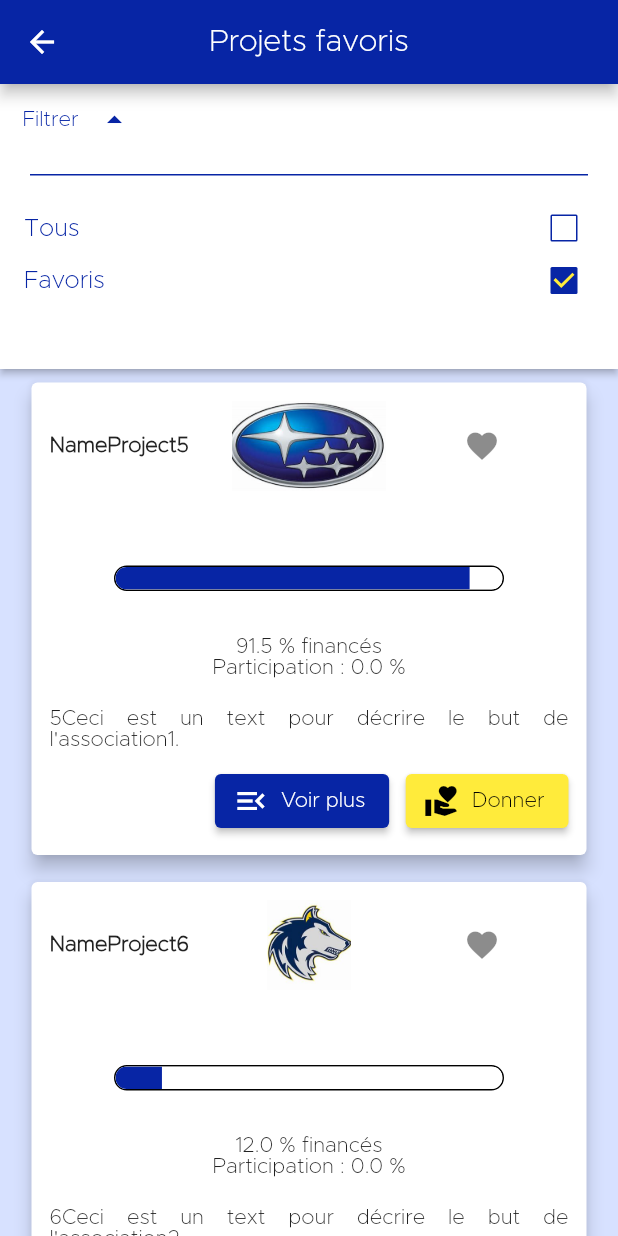
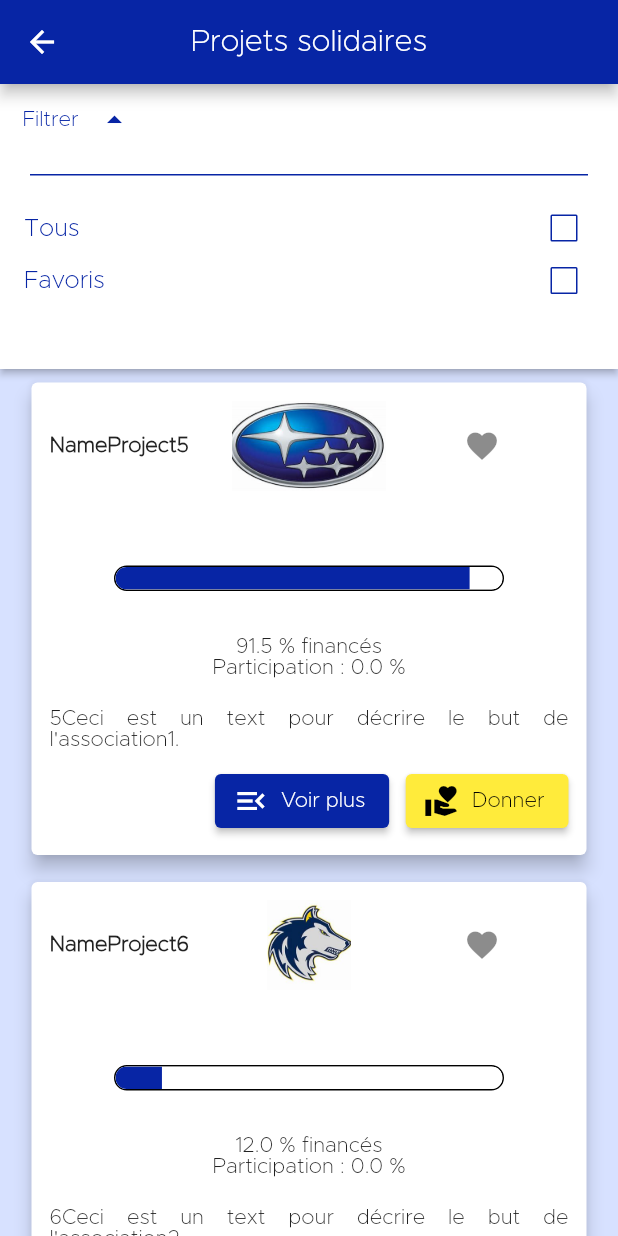
Before and after one commit to neonzip/Projet_SOLID-R, a Flutter app: the Favorites screen opened by its route, after a tap on the "arrow drop down" icon, after a tap on "Favoris", on a phone screen of 412 x 824 dp. Run offline on Flutter 3.47's test engine with Material 2 defaults, Android fonts, the phone set to English and light mode, and no system bars; drawn by our look-alikes of auto_size_text; our stand-ins replace firebase_auth, firebase_database, flutter_local_notifications, location, pedometer; accounts and stored records are empty.

Commit message:
Page favoris avec filtre.

```diff
--- a/lib/pages/user/bazar/Project/Favorites.dart
+++ b/lib/pages/user/bazar/Project/Favorites.dart
@@ -1,42 +1,24 @@
 import 'package:flutter/material.dart';
+import 'package:projet_solid_r/pages/user/controller/fakeDataTest/DataProjectTest.dart';
 
-import '../../controller/fakeDataTest/DataProjectTest.dart';
+import '../../view/Project/ProjectView.dart';
+import '../../view/templates/ItemFilter.dart';
+import '../../view/templates/Separator.dart';
 import '../../view/Project/ProjectsView.dart';
-import '../../view/templates/Separator.dart';
 
 class Favorites extends StatefulWidget {
-  const Favorites({Key? key}) : super(key: key);
+  const Favorites({Key? key,}) : super(key: key);
 
   @override
   _FavoritesState createState() => _FavoritesState();
 }
 
 class _FavoritesState extends State<Favorites> {
+  bool? filterAll = false;
+  bool? filterFavorite = true;
+  bool isExpanded = false;
 
-  @override
-  Widget build(BuildContext context) {
-    return Scaffold(
-      appBar: AppBar(
-        backgroundColor: const Color(0xFF0725A5),
-        title: const Text("Projets favoris"),
-        centerTitle: true,
-      ),
-        /* Here is called our button to go back at the top of the page. */
-        floatingActionButton: _showBackToTopButton == false ? null: buttonTopPage(),
-        floatingActionButtonLocation: FloatingActionButtonLocation.miniStartFloat,
-        body: Center(
-    child: ProjectsView(
-    filter: filterTemplate(),
-    isExpandedFilter: true,
-    controller: _scrollController,
-    listProjects: DataProjectTest().getListSolidarityProjectsViews(),
-    ),     // Displays the specific projects of the chosen section on the screen
-    )
-    );
-  }
-  bool? filterAll = false;
-  bool? filterFavorite = false;
-  bool isExpanded = false;
+  List<ProjectView> listProjects = <ProjectView>[];
 
   /// Widget for filter.
   Widget filterTemplate() {
@@ -64,35 +46,31 @@ class _FavoritesState extends State<Favorites> {
               height: 15,
               child: Separator(),
             ),
-            SizedBox(
-              height: 35,
-              child: CheckboxListTile(
-                side: const BorderSide(color: Color(0xFF0725A5)),
-                activeColor: const Color(0xFF0725A5),
-                checkColor: Colors.yellow,
-                title: const Text('Tous', style: TextStyle(color: Color(0xFF0725A5))),
-                value: filterAll,
+            ItemFilter(
+                isSelected: filterAll,
+                textItem: 'Tous',
                 onChanged: (value) {
                   setState(() {
                     filterAll = value;
+                    filterFavorite = false;
+                    if (filterAll == true) {
+                      listProjects = DataProjectTest().getListSolidarityProjectsViews();
+                    }
                   });
-                },
-              ),
+                }
             ),
-            SizedBox(
-              height: 35,
-              child: CheckboxListTile(
-                side: const BorderSide(color: Color(0xFF0725A5)),
-                activeColor: const Color(0xFF0725A5),
-                checkColor: Colors.yellow,
-                title: const Text('Favoris', style: TextStyle(color: Color(0xFF0725A5))),
-                value: filterFavorite,
+            ItemFilter(
+                isSelected: filterFavorite,
+                textItem: 'Favoris',
                 onChanged: (value) {
                   setState(() {
                     filterFavorite = value;
+                    filterAll = false;
+                    if (filterFavorite == true) {
+                      listProjects = DataProjectTest().getListFavoriteSolidarityProjectsViews();
+                    }
                   });
-                },
-              ),
+                }
             ),
           ],
         )
@@ -127,6 +105,7 @@ class _FavoritesState extends State<Favorites> {
   /// Shows or not the button. It depends on where we are in the page.
   @override
   void initState() {
+    listProjects = DataProjectTest().getListFavoriteSolidarityProjectsViews();
     super.initState();
     _scrollController = ScrollController()
       ..addListener(() {
@@ -155,8 +134,31 @@ class _FavoritesState extends State<Favorites> {
    */
   void _scrollToTop() {
     _scrollController.animateTo(0,
-        duration: const Duration(seconds: 3), curve: Curves.linear);
+        duration: const Duration(seconds: 1), curve: Curves.linear);
   }
 
   /// /////////////////////////////////////////////////////////////////////////////////////////////////////////////////////////////////////////////////
+
+  /// Builder for the page of projects in the app.
+  @override
+  Widget build(BuildContext context) {
+    return Scaffold(
+        appBar: AppBar(
+          backgroundColor: const Color(0xFF0725A5),
+          title: const Text("Projets solidaires"),
+          centerTitle: true,
+        ),
+        /* Here is called our button to go back at the top of the page. */
+        floatingActionButton: _showBackToTopButton == false ? null: buttonTopPage(),
+        floatingActionButtonLocation: FloatingActionButtonLocation.miniStartFloat,
+        body: Center(
+          child: ProjectsView(
+            filter: filterTemplate(),
+            isExpandedFilter: isExpanded,
+            controller: _scrollController,
+            listProjects: listProjects,
+          ),     // Displays the specific projects of the chosen section on the screen
+        )
+    );
   }
+}
```
